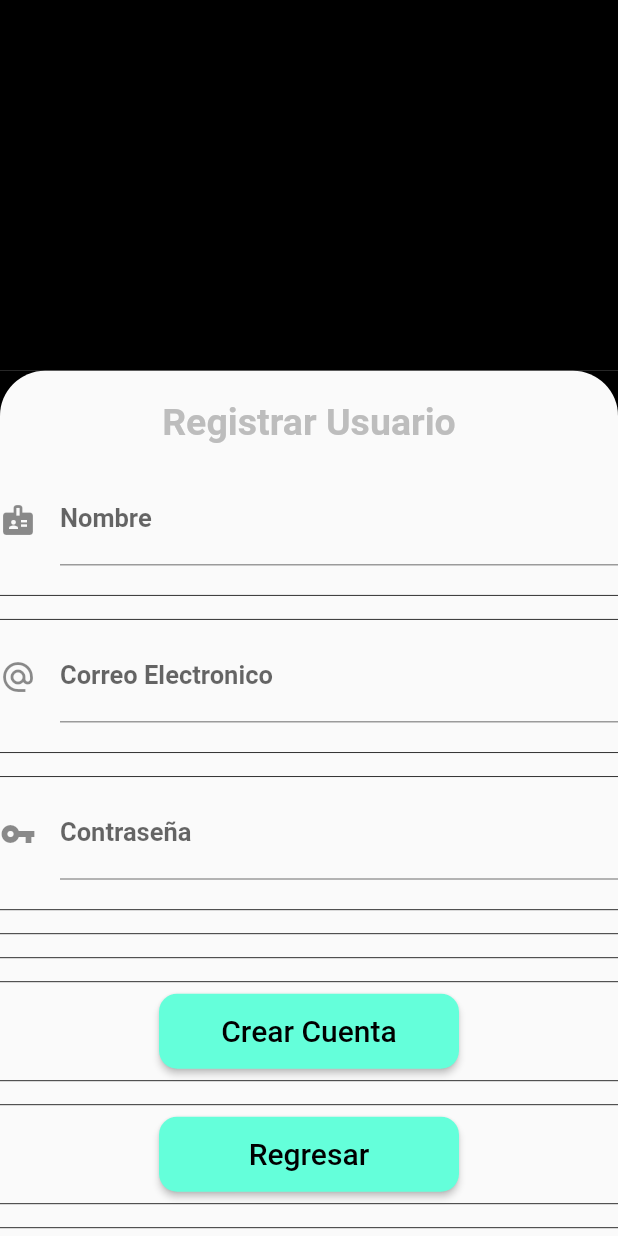
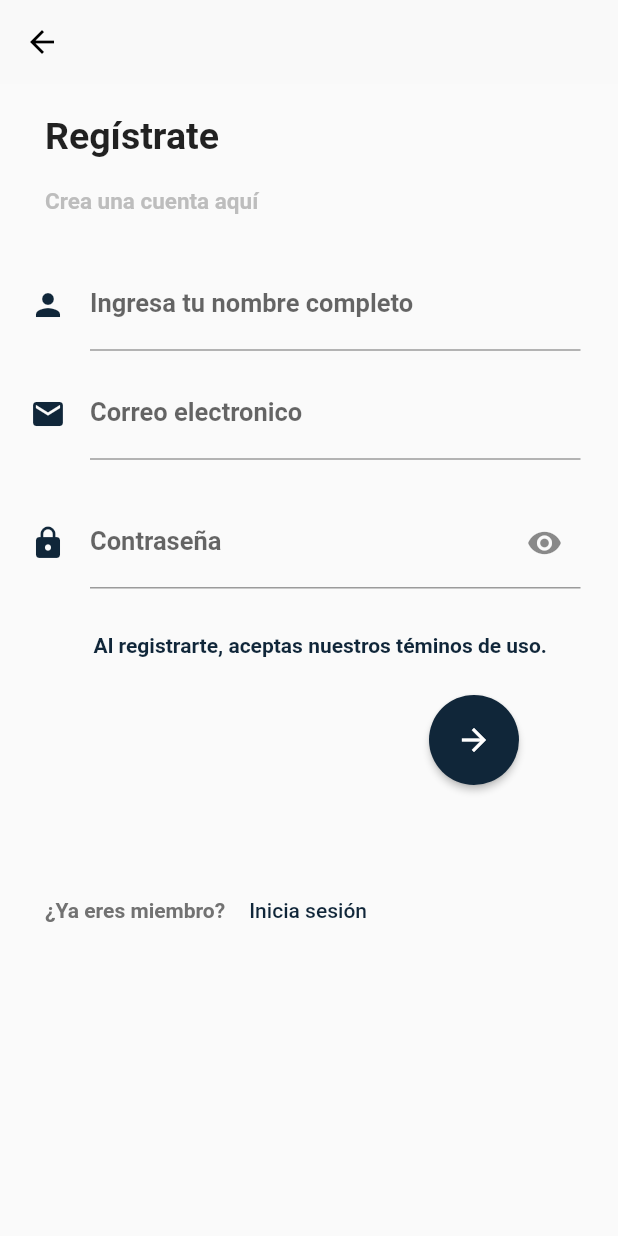
Before and after one commit to asecheverria2/appo-maqueta, a Flutter app: the UsuarioRegister screen opened directly, on a phone screen of 412 x 824 dp. Run offline on Flutter 3.47's test engine with Material 2 defaults, Android fonts, the light colour scheme and no system bars; our stand-ins replace flutter_screenutil, flutter_switch, image_picker, rxdart, shared_preferences; missing offline and left inert: cloudinary_public; accounts and stored records are empty; Roboto replaces fonts that are missing (Akrobat).

Commit message:
Diseño Sing Up

```diff
--- a/lib/src/pages/usuario_register.dart
+++ b/lib/src/pages/usuario_register.dart
@@ -1,10 +1,7 @@
 import 'package:appo_lab/src/models/user_model.dart';
-//import 'package:appo_lab/src/models/usuario_data_model.dart';
 import 'package:flutter/material.dart';
 import 'package:appo_lab/src/services/user_service.dart';
 import 'package:appo_lab/src/widgets/login_widget.dart';
-
-//import 'package:appo_lab/src/utils/user_preferences.dart';
 
 class UsuarioRegister extends StatefulWidget {
   const UsuarioRegister({Key? key}) : super(key: key);
@@ -16,7 +13,7 @@ class UsuarioRegister extends StatefulWidget {
 class _UsuarioRegisterState extends State<UsuarioRegister> {
   final UserService _userService = UserService();
   late Usuario _user;
-
+  bool _obscureText = true;
   final _formKey = GlobalKey<FormState>();
 
   bool? darkModePrefs;
@@ -32,41 +29,39 @@ class _UsuarioRegisterState extends State<UsuarioRegister> {
     double _heigth = MediaQuery.of(context).size.height;
     double _width = MediaQuery.of(context).size.width;
     return Scaffold(
+      appBar: AppBar(
+        backgroundColor: const Color(0xFFf9f9f9),
+        foregroundColor: Colors.black,
+        elevation: 0,
+      ),
       body: SingleChildScrollView(
       child: Column(
         children: <Widget>[
-          Container(
-            height: _heigth * 0.3,
-            width: _width,
-            color: darkModePrefs == false ? Colors.green : Colors.black,
-            /*child: darkModePrefs == false
-                ? Image.asset('assets/images/logo.png')
-                : Image.asset('assets/images/logodark.png'),*/
-          ),
-          Container(
-              color: darkModePrefs == false ? Colors.green : Colors.black,
-              child: Container(
-                  decoration: BoxDecoration(
-                      color: darkModePrefs == false
-                          ? Colors.white
-                          : Theme.of(context).scaffoldBackgroundColor,
-                      borderRadius: const BorderRadius.only(
-                          topLeft: Radius.circular(30),
-                          topRight: Radius.circular(30))),
-                  child: Center(
+          Center(
             child: Column(
               children: <Widget>[
                 Container(
-                          padding: const EdgeInsets.all(20.0),
+                  alignment: Alignment.topLeft,
+                  padding: const EdgeInsets.only(left: 30.0, top: 20.0, bottom: 20.0),
                   child: Title(
                     color: Colors.black,
-                            child: Text(
-                              'Registrar Usuario',
+                    child: const Text(
+                      'Regístrate',
                       style: TextStyle(
                         fontSize: 25,
-                                  color: darkModePrefs == false
-                                      ? Colors.black
-                                      : Colors.grey[400]),
+
+                      ),
+                    ),
+                  ),
+                ),
+                Container(
+                  alignment: Alignment.topLeft,
+                  padding: const EdgeInsets.only(left: 30.0, bottom: 30.0),
+                  child: Text(
+                    'Crea una cuenta aquí',
+                    style: TextStyle(
+                      fontSize: 15,
+                      color: Colors.grey[400]
                     ),
                   ),
                 ),
@@ -74,39 +69,35 @@ class _UsuarioRegisterState extends State<UsuarioRegister> {
                   key: _formKey,
                   child: Column(
                     children: [
-                                TextFormField(
+                      Container(
+                        padding: const EdgeInsets.only(left: 20.0, right: 25.0, bottom: 12.0),
+                        child: TextFormField(
                           initialValue: _user.username,
                           style: const TextStyle(
                               fontSize: 17.0,
                               color: Colors.orangeAccent),
                           decoration: const InputDecoration(
-                                      icon: Icon(Icons.badge),
-                                      labelText: 'Nombre'),
+                              icon: Icon(Icons.person,
+                                color: Color(0xFF102639),
+                              ),
+                              labelText: 'Ingresa tu nombre completo'),
                           onSaved: (value) {
                             _user.username = value.toString();
                           },
                         ),
-                                const Padding(
-                                  padding: EdgeInsets.only(top: 12.0),
                       ),
-                                Divider(
-                                  color: darkModePrefs == false
-                                      ? Colors.white
-                                      : Colors.grey[850],
-                                ),
-                                Divider(
-                                  color: darkModePrefs == false
-                                      ? Colors.white
-                                      : Colors.grey[850],
-                                ),
-                                TextFormField(
+                      Container(
+                        padding: const EdgeInsets.only(left: 20.0, right: 25.0, bottom: 25.0),
+                        child:TextFormField(
                           initialValue: _user.email,
                           style: const TextStyle(
                               fontSize: 17.0,
                               color: Colors.orangeAccent),
                           decoration: const InputDecoration(
-                                      icon: Icon(Icons.alternate_email),
-                                      labelText: 'Correo Electronico'),
+                              icon: Icon(Icons.email,
+                                color: Color(0xFF102639),
+                              ),
+                              labelText: 'Correo electronico'),
                           validator: (value) {
                             if (value!.isEmpty || !value.contains('@')) {
                               return 'Correo invalido';
@@ -116,29 +107,31 @@ class _UsuarioRegisterState extends State<UsuarioRegister> {
                             _user.email = value.toString();
                           },
                         ),
-                                const Padding(
-                                  padding: EdgeInsets.only(top: 12.0),
                       ),
-                                Divider(
-                                  color: darkModePrefs == false
-                                      ? Colors.white
-                                      : Colors.grey[850],
-                                ),
-                                Divider(
-                                  color: darkModePrefs == false
-                                      ? Colors.white
-                                      : Colors.grey[850],
-                                ),
-                                TextFormField(
-                                  obscureText: true,
+                      Container(
+                        padding: const EdgeInsets.only(left: 20.0, right: 25.0, bottom: 25.0),
+                        child:TextFormField(
+                          //obscureText: true,
+                          obscureText: _obscureText,
                           initialValue: _user.password,
                           style: const TextStyle(
                               fontSize: 17.0,
                               color: Colors.orangeAccent),
-                                  decoration: const InputDecoration(
-
-                                      icon: Icon(Icons.vpn_key),
-                                      labelText: 'Contraseña'),
+                          decoration: InputDecoration(
+                            suffixIcon: GestureDetector(
+                              onTap: () {
+                                  _obscureText = !_obscureText;
+                              },
+                              child: Icon(_obscureText
+                                ? Icons.visibility
+                                : Icons.visibility_off
+                              ),
+                            ),
+                            icon: const Icon(Icons.lock,
+                              color: Color(0xFF102639)
+                            ),
+                            labelText: 'Contraseña'
+                          ),
                           validator: (value) {
                             if (value!.isEmpty || value.length < 5) {
                               return 'Contraseña muy corta';
@@ -148,42 +141,25 @@ class _UsuarioRegisterState extends State<UsuarioRegister> {
                             _user.password = value.toString();
                           },
                         ),
-                                const Padding(
-                                  padding: EdgeInsets.only(top: 12.0),
                       ),
-                                Divider(
-                                  color: darkModePrefs == false
-                                      ? Colors.white
-                                      : Colors.grey[850],
+                      Container(
+                        padding: const EdgeInsets.only(left: 15.0, top: 5.0, bottom: 25.0),
+                        child: const Text("Al registrarte, aceptas nuestros téminos de uso.",
+                          style: TextStyle(
+                            fontSize: 14.0,
+                            color: Color(0xFF102639)
                           ),
-                                Divider(
-                                  color: darkModePrefs == false
-                                      ? Colors.white
-                                      : Colors.grey[850],
                         ),
-                                Divider(
-                                  color: darkModePrefs == false
-                                      ? Colors.white
-                                      : Colors.grey[850],
                       ),
-                                Divider(
-                                  color: darkModePrefs == false
-                                      ? Colors.white
-                                      : Colors.grey[850],
-                                ),
-                                MaterialButton(
-                                  minWidth: 200.0,
-                                  height: 50.0,
-                                  color: darkModePrefs == false
-                                      ? Colors.green
-                                      : Colors.tealAccent,
-                                  child: Text(
-                                    'Crear Cuenta',
-                                    style: TextStyle(
-                                        color: darkModePrefs == false
-                                            ? Colors.white
-                                            : Colors.black,
-                                        fontSize: 20.0),
+                      Container(
+                        padding: const EdgeInsets.only(left: 220.0, bottom: 60.0),
+                        child: MaterialButton(
+                          minWidth: 60.0,
+                          height: 60.0,
+                          color: const Color(0xFF102639),
+                          child: const Icon(
+                            Icons.arrow_forward,
+                            color: Colors.white,
                           ),
                           onPressed: () async {
                             if (_formKey.currentState!.validate()) {
@@ -204,65 +180,46 @@ class _UsuarioRegisterState extends State<UsuarioRegister> {
                                         context,
                                         MaterialPageRoute(
                                             builder: (context) => const Login()));
-                                      });
+                                  }
+                                );
                             });
                             }
-
                           },
                           shape: RoundedRectangleBorder(
-                                    borderRadius: BorderRadius.circular(12.0),
+                            borderRadius: BorderRadius.circular(60.0),
+                          ),
                         ),
                       ),
                     ],
-                            )),
-                        Divider(
-                          color: darkModePrefs == false
-                              ? Colors.white
-                              : Colors.grey[850],
                   ),
-                        Divider(
-                          color: darkModePrefs == false
-                              ? Colors.white
-                              : Colors.grey[850],
+                ),
+                Container(
+                  padding: const EdgeInsets.only(left: 30.0),
+                  child: Row(
+                    children: [
+                      const Text("¿Ya eres miembro?",
+                        style: TextStyle(color: Color(0xFF727272))
                       ),
                       MaterialButton(
-                          minWidth: 200.0,
-                          height: 50.0,
-                          color: darkModePrefs == false
-                              ? Colors.green
-                              : Colors.tealAccent,
-                          child: Text(
-                            'Regresar',
-                            style: TextStyle(
-                                color: darkModePrefs == false
-                                    ? Colors.white
-                                    : Colors.black,
-                                fontSize: 20.0),
+                        height: 40,
+                        child: const Text("Inicia sesión",
+                          style: TextStyle(color: Color(0xFF102639)),
                         ),
                         onPressed: () {
                           Navigator.push(
                             context,
                             MaterialPageRoute(
                               builder: (context) => const Login(),
-                                ));
+                            )
+                          );
                         },
-                          shape: RoundedRectangleBorder(
-                            borderRadius: BorderRadius.circular(12.0),
+                      )
+                    ],
                   ),
-                        ),
-                        Divider(
-                          color: darkModePrefs == false
-                              ? Colors.white
-                              : Colors.grey[850],
-                        ),
-                        Divider(
-                          color: darkModePrefs == false
-                              ? Colors.white
-                              : Colors.grey[850],
                 ),
               ],
             ),
-                  )))
+          )
         ],
       ),
     ));
--- a/pubspec.yaml
+++ b/pubspec.yaml
@@ -46,6 +46,7 @@ dependencies:
   connectivity_plus: ^2.2.0
   sqflite: ^2.0.1
   path_provider: ^2.0.8
+  rxdart: ^0.27.3
   convex_bottom_bar: ^3.0.0
 
 
```
Also changed, not shown: lib/src/bloc/login_bloc.dart (added, +29 -0 lines), lib/src/bloc/signup_bloc.dart (added, +35 -0 lines), lib/src/bloc/validators_bloc.dart (added, +36 -0 lines), lib/src/widgets/login_widget.dart (+93 -115 lines), pubspec.lock. Lines whose indentation alone changed are shown as unchanged.
